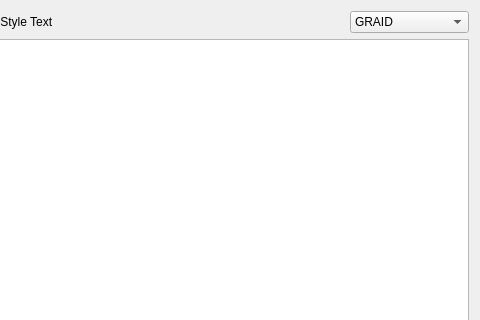
Old version of the form ui/NewFileGraid.ui in the repository cidles/poio-analyzer; both pictures show x 160 to 640 and y 0 to 320 of the 640 by 480 pixel window.
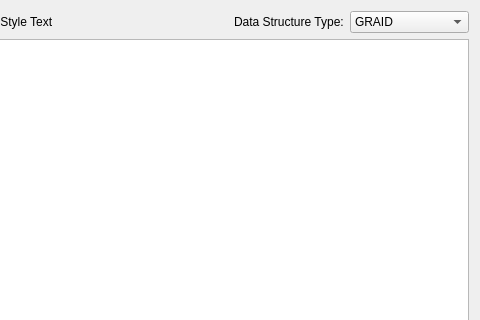
New version of the form.

Commit message: Added label to data structure type in new file combo box.

```diff
--- a/ui/NewFileGraid.ui
+++ b/ui/NewFileGraid.ui
@@ -48,6 +48,13 @@
          </property>
         </spacer>
        </item>
+       <item>
+        <widget class="QLabel" name="label">
+         <property name="text">
+          <string>Data Structure Type:</string>
+         </property>
+        </widget>
+       </item>
        <item>
         <widget class="QComboBox" name="comboDataStructureType">
          <item>
```
The commit also changes 13 other files.
